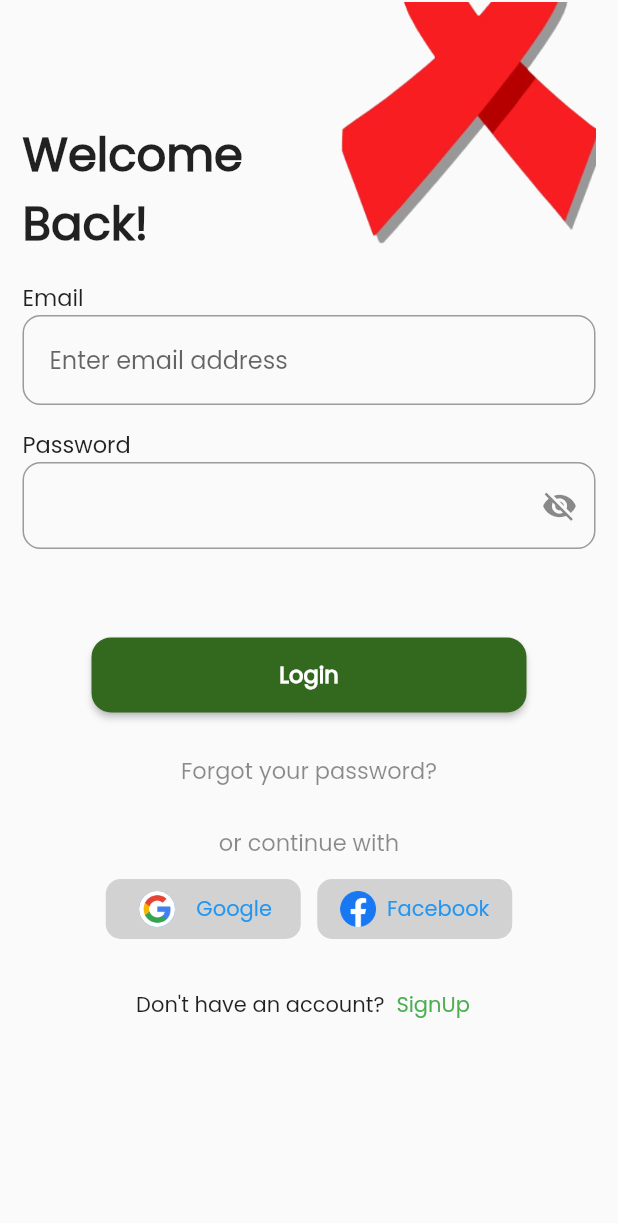
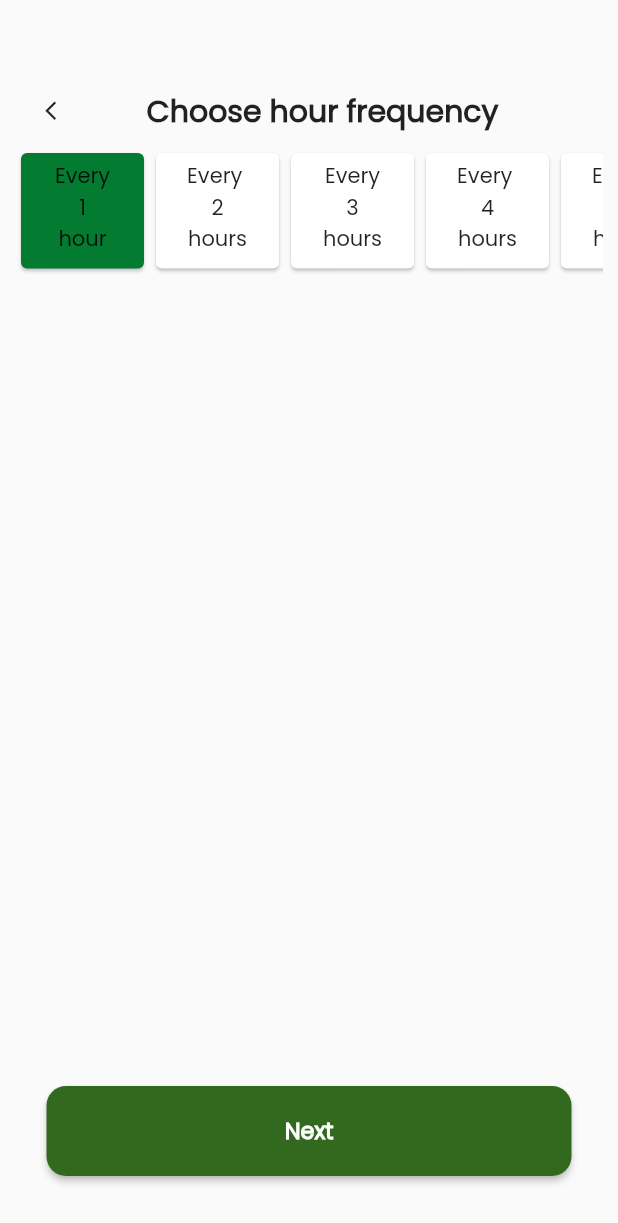
Before and after one commit to BHASO-Zimbabwe/bhaso-app, a Flutter app: the screen it shows after launch, on a phone screen of 412 x 824 dp. Shown: the top 1223 px of the screen. Run offline on Flutter 3.47's test engine with Material 2 defaults, Android fonts, the phone set to English and light mode, and no system bars; our stand-ins replace dropdown_button2, email_validator, firebase_auth, firebase_core, flutter_svg, flutter_switch and 2 more; missing offline and left inert: flex_color_picker; accounts and stored records are empty.

Commit message:
added the xhour page,frequency page, pill stock page, howOftenDaily page and setTimeAndDose page

```diff
--- /dev/null
+++ b/lib/features/addMedication/frequencies/xhours.dart
@@ -0,0 +1,181 @@
+import 'package:bhaso/features/utils/fontsAndColors.dart';
+import 'package:flutter/material.dart';
+
+class EveryXHours extends StatefulWidget {
+  const EveryXHours({Key? key}) : super(key: key);
+
+  @override
+  State<EveryXHours> createState() => _EveryXHoursState();
+}
+
+class _EveryXHoursState extends State<EveryXHours> {
+  late int clickedIndex = 0;
+
+  @override
+  void initState(){
+    super.initState();
+    clickedIndex = 0;
+  }
+
+
+
+
+
+  @override
+  Widget build(BuildContext context) {
+    return Scaffold(
+      body: Padding(
+        padding: const EdgeInsets.fromLTRB(10,50,10,40),
+        child: Container(
+            child: Column(
+              children: [
+                Row(
+                  mainAxisAlignment: MainAxisAlignment.spaceBetween,
+                  children: [
+                    IconButton(onPressed: (){},
+                        icon: Icon(Icons. arrow_back_ios_sharp, size: 15,)),
+                    Text("Choose hour frequency", style: TextStyle(fontSize: 20, fontWeight: FontWeight.w600),),
+                    SizedBox(width: 30,)
+                  ],
+                ),
+                Expanded(
+                  child: Column(
+                    children: [
+                      SizedBox(
+                        height: 85,
+                        child: ListView.builder(
+                          itemCount: 10,
+                          scrollDirection: Axis.horizontal,
+                          itemBuilder:
+                              (BuildContext context, index)=> GestureDetector(
+                                onTap: (){
+                                  setState(() {
+                                    clickedIndex= index;
+                                  });
+
+                                },
+
+                                child: Hours(index: index, clickedIndex: clickedIndex,),
+                          )
+                      )
+                      )
+                    ],
+
+                  ),
+                ),
+
+                ElevatedButton(
+                  style: ElevatedButton.styleFrom(
+                    backgroundColor: const Color(0xFF33691E),
+                    minimumSize: const Size(350, 60),
+                    shape: RoundedRectangleBorder(
+                      borderRadius: BorderRadius.circular(13),
+                    ),
+                  ),
+                  onPressed: (){},
+
+                  child: const Text(
+                    "Next", style: TextStyle(
+                      color: Colors.white,
+                      fontWeight: FontWeight.bold, fontSize: 15),
+                  ),
+                ),
+
+
+
+              ],
+            ),
+
+
+
+
+
+          ),
+      )
+
+    );
+  }
+}
+class Hours extends StatelessWidget {
+  final int index;
+
+  final int clickedIndex;
+  final List<String> every= [
+    "Every",
+    "Every ",
+    "Every",
+    "Every ",
+    "Every ",
+    "Every ",
+    "Every ",
+    "Every ",
+    "Every ",
+    "Every ",
+
+  ];
+  final List<String> numberOf= [
+    "1",
+    "2",
+    "3",
+    "4",
+    "5",
+    "6",
+    "7",
+    "8",
+    "9",
+    "10",
+
+  ];
+  final List<String> hours= [
+    "hour",
+    "hours",
+    "hours",
+    "hours",
+    "hours",
+    "hours",
+    "hours",
+    "hours",
+    "hours",
+    "hours",
+
+  ];
+  Hours({
+    Key ? key,
+    required this.index, required this.clickedIndex,
+
+    }) : super(key: key);
+
+  @override
+  Widget build(BuildContext context) {
+    return SizedBox(
+      width: 90,
+      height: 70,
+      child: Card(
+        color: (clickedIndex == index) ? BhasoColors.secondary : Colors.white,
+        child: Column(
+          children: [
+        Padding(
+            padding: const EdgeInsets.fromLTRB(4, 5, 4,0 ),
+          child: SizedBox(
+            child: Text("${every[index]}"),
+            // height: 30,
+          ),
+
+        ),
+            Text("${numberOf[index]}"),
+
+      Text("${hours[index]}"),
+
+
+
+
+
+
+          ],
+
+        ),
+      )
+
+    );
+  }
+}
--- /dev/null
+++ b/lib/features/addMedication/pages/dailyFrequency.dart
@@ -0,0 +1 @@
+import 'package:flutter/material.dart';
--- a/lib/features/add_medication/add_type.dart
+++ b/lib/features/add_medication/add_type.dart
@@ -150,7 +150,8 @@ class MedType extends StatelessWidget{
               padding: const EdgeInsets.fromLTRB(4, 10, 4, 4),
               child: SizedBox(
 
-                  child: SvgPicture.asset("${types_list[index]}"),height: 30,),
+                  child: SvgPicture.asset("${types_list[index]}")
+                ,height: 30,),
             ),
             Padding(
               padding: const EdgeInsets.all(4.0),
--- a/lib/main.dart
+++ b/lib/main.dart
@@ -1,6 +1,6 @@
 
 import 'package:bhaso/AuthServices/firebaseAuthMethods.dart';
-import 'package:bhaso/features/add_medication/add_name.dart';
+import 'package:bhaso/features/addMedication/frequencies/freqEveryday.dart';
 import 'dart:ui';
 import 'package:bhaso/features/menu/appearance/pages/appearance.dart';
 import 'package:bhaso/features/menu/menu.dart';
@@ -17,8 +17,8 @@ import 'package:bhaso/features/onboarding/onboard.dart';
 import 'package:bhaso/features/onboarding/onboarding_screen.dart';
 import 'package:firebase_auth/firebase_auth.dart';
 import 'package:flutter/material.dart';
-import 'features/add_medication/add_type.dart';
-import 'features/medication/Frequency.dart';
+import 'features/addMedication/frequencies/howOftenDaily.dart';
+import 'features/addMedication/frequencies/xhours.dart';
 import 'firebase_options.dart';
 import 'package:provider/provider.dart';
 
@@ -67,19 +67,14 @@ class MyApp extends StatelessWidget {
         theme: ThemeData(
         textTheme: textTheme,
         fontFamily: 'Poppins',
-        primaryColor: Colors.green,
-          secondaryHeaderColor: Colors.green,
-
+        primaryColor: Colors.green
         ),
 
-        home: const AuthWrapper(),
-        routes: {
-
-            '/add_name': (context) => const AddName(),
-            '/add_type': (context) => const AddType(),
-            '/frequency': (context)=> const Frequency()
-          },
-
+        home: EveryXHours(),
+      //   routes: {
+      // SignUpPage.routeName: (context) => const SignUpPage(),
+      //     LoginPage.routeName: (context) => const LoginPage(),
+      // }
       ),
     );
   }
--- a/lib/screens/forgot_password_page.dart
+++ b/lib/screens/forgot_password_page.dart
@@ -50,7 +50,7 @@ class _ForgotPasswordPageState extends State<ForgotPasswordPage> {
                         //Image.asset("assets/img.png")
                       ),
                       SizedBox(height: 50),
-                      Text(
+                      const Text(
                         "Forgot Password!",
                         style: TextStyle(
                             color: Colors.black,
@@ -62,7 +62,7 @@ class _ForgotPasswordPageState extends State<ForgotPasswordPage> {
                       ),
                       Container(
                         padding: EdgeInsets.fromLTRB(30, 10, 30, 10),
-                        child: Column(
+                        child: const Column(
                           mainAxisAlignment: MainAxisAlignment.center,
                           children: [
                             Text(
@@ -83,7 +83,7 @@ class _ForgotPasswordPageState extends State<ForgotPasswordPage> {
                             : "Enter valid Email",
                         decoration: InputDecoration(
                           border: OutlineInputBorder(
-                              borderSide: BorderSide(
+                              borderSide: const BorderSide(
                                 color: Colors.grey,
 
                               ),
--- a/lib/screens/loginScreen.dart
+++ b/lib/screens/loginScreen.dart
@@ -47,11 +47,11 @@ class _LoginPageState extends State<LoginPage> {
           children: [
             Stack(
               children: [
-                Padding(
-                  padding: const EdgeInsets.only(left: 15.0),
+                const Padding(
+                  padding: EdgeInsets.only(left: 15.0),
                   child: Column(
                     crossAxisAlignment: CrossAxisAlignment.start,
-                    children: const [
+                    children: [
 
                       SizedBox(height:80 ),
 
@@ -207,17 +207,17 @@ class _LoginPageState extends State<LoginPage> {
                       onPressed: loginUser,
 
                       child: const Text(
-                        "Login", style: TextStyle(
+                        "Sign ", style: TextStyle(
                           color: Colors.white,
                           fontWeight: FontWeight.bold, fontSize: 15),
                       ),
                     ),
-                    SizedBox(height: 15,),
+                    const SizedBox(height: 15,),
                     //texbutton
 
 
                           TextButton(
-                            onPressed: () { Navigator.push(context, MaterialPageRoute(builder: (context)=>ForgotPasswordPage())); }, child: Text("Forgot your password?",
+                            onPressed: () { Navigator.push(context, MaterialPageRoute(builder: (context)=>const ForgotPasswordPage())); }, child: const Text("Forgot your password?",
                                style: TextStyle(
                                          fontSize: 15,
                                         color: Colors.black45
```
Also changed, not shown: lib/features/addMedication/frequencies/freqEveryday.dart (added, +128 -0 lines), lib/features/addMedication/frequencies/howOftenDaily.dart (added, +123 -0 lines), lib/screens/CheckEmail.dart (+8 -8 lines), lib/widgets/unused.dart (+41 -51 lines).
